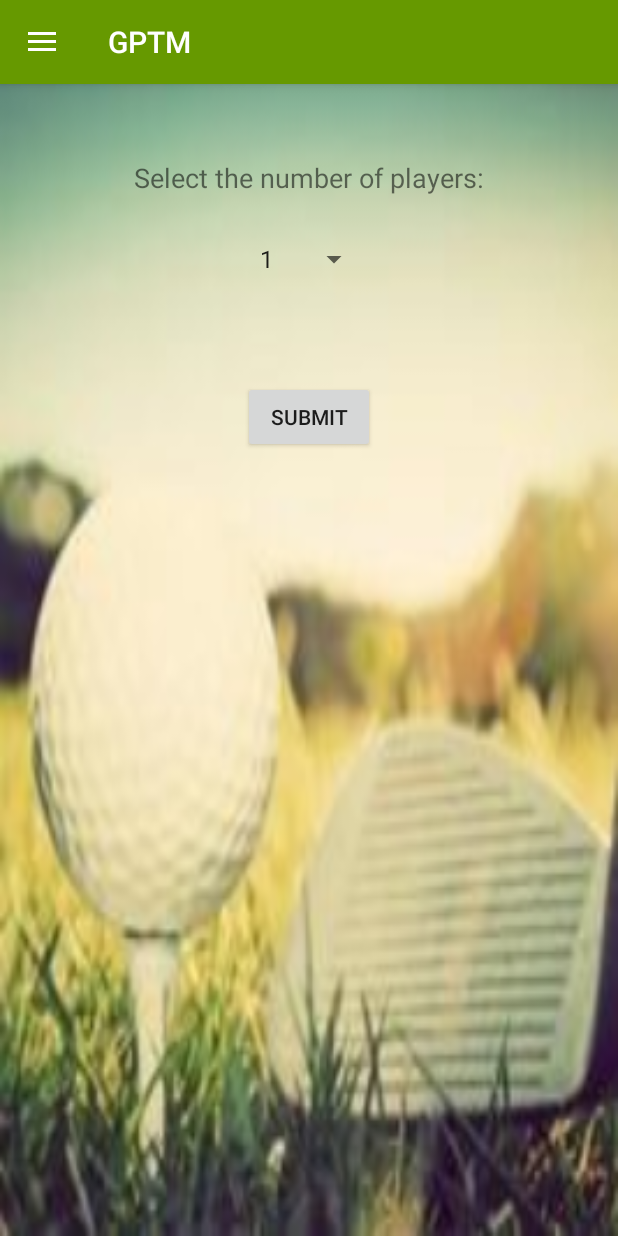
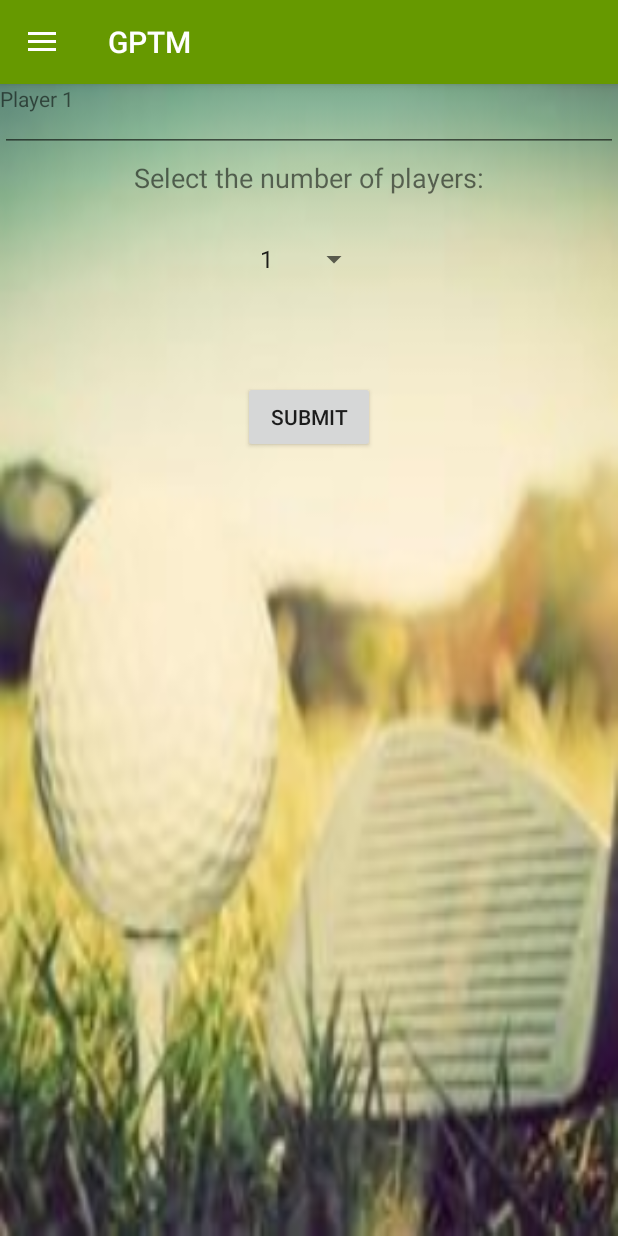
Before and after one commit to smudigere/CSI4999_G4_Android, an Android app: the fragment SelectPlayerCountFragment placed in its activity, after a tap on "SUBMIT", on a phone screen of 412 x 824 dp. Run offline under Robolectric (Android 15) with nearby library versions, the phone set to English and light mode, and no system bars.

Commit message:
Players count ui.

```diff
--- a/app/src/main/java/com/gptm/app/MainActivity.java
+++ b/app/src/main/java/com/gptm/app/MainActivity.java
@@ -11,6 +11,7 @@ import android.view.Gravity;
 import android.view.MenuItem;
 import android.view.View;
 
+import com.gptm.app.fragments.EnterNamesFragment;
 import com.gptm.app.fragments.HomeFragment;
 import com.gptm.app.fragments.SelectPlayerCountFragment;
 import com.gptm.app.utility.Functions;
--- /dev/null
+++ b/app/src/main/java/com/gptm/app/fragments/EnterNamesFragment.java
@@ -0,0 +1,109 @@
+package com.gptm.app.fragments;
+
+import android.app.Activity;
+import android.os.Bundle;
+import android.support.annotation.NonNull;
+import android.support.annotation.Nullable;
+import android.support.v4.app.Fragment;
+import android.util.Log;
+import android.view.LayoutInflater;
+import android.view.View;
+import android.view.ViewGroup;
+import android.view.inputmethod.EditorInfo;
+import android.widget.EditText;
+import android.widget.RelativeLayout;
+import android.widget.TextView;
+
+import com.gptm.app.R;
+
+public class EnterNamesFragment extends Fragment {
+
+    public static EnterNamesFragment newInstance(int playersCount)  {
+
+        EnterNamesFragment fragment = new EnterNamesFragment();
+        fragment.playersCount = playersCount;
+
+        return fragment;
+    }
+
+    private int playersCount;
+
+    private View mView;
+
+    @Nullable
+    @Override
+    public View onCreateView(@NonNull LayoutInflater inflater, @Nullable ViewGroup container, @Nullable Bundle savedInstanceState) {
+        return inflater.inflate(R.layout.fragment_enter_names, container, false);
+    }
+
+    @Override
+    public void onViewCreated(@NonNull View view, @Nullable Bundle savedInstanceState) {
+        super.onViewCreated(view, savedInstanceState);
+
+        mView = view;
+
+        init_ui_array();
+    }
+
+
+    private void init_ui_array() {
+        init_edit_text_array();
+        init_text_view_array();
+    }
+
+    private void init_edit_text_array() {
+        EditText[] mEditTextPlayers = new EditText[playersCount];
+
+        RelativeLayout relativeLayout = mView.findViewById(R.id.fragment_relative);
+
+        RelativeLayout.LayoutParams params = new RelativeLayout.LayoutParams(ViewGroup.LayoutParams.MATCH_PARENT, ViewGroup.LayoutParams.WRAP_CONTENT);
+
+        for (int i = 0; i < playersCount; i++) {
+            //Pass the parent as the second parameter to retain layout attributes
+            mEditTextPlayers[i] = new EditText(getContext());
+            mEditTextPlayers[i].setLayoutParams(params);
+            mEditTextPlayers[i].setId(i + 100);
+            mEditTextPlayers[i].setImeOptions(EditorInfo.IME_ACTION_GO);
+
+            Log.i("View ID", String.valueOf(mEditTextPlayers[i].getId()));
+
+            if (i != 0) {
+
+                RelativeLayout.LayoutParams params1 = new RelativeLayout.LayoutParams(ViewGroup.LayoutParams.MATCH_PARENT, ViewGroup.LayoutParams.WRAP_CONTENT);
+                params1.addRule(RelativeLayout.BELOW, mEditTextPlayers[i - 1].getId());
+
+                mEditTextPlayers[i].setLayoutParams(params1);
+            }
+
+            relativeLayout.addView(mEditTextPlayers[i]);
+        }
+    }
+
+    private void init_text_view_array() {
+        TextView[] mTextViewPlayers = new TextView[playersCount];
+
+        RelativeLayout relativeLayout = mView.findViewById(R.id.fragment_relative);
+
+        RelativeLayout.LayoutParams params = new RelativeLayout.LayoutParams(ViewGroup.LayoutParams.MATCH_PARENT, ViewGroup.LayoutParams.WRAP_CONTENT);
+
+        for (int i = 0; i < playersCount; i++) {
+            //Pass the parent as the second parameter to retain layout attributes
+            mTextViewPlayers[i] = new TextView(getContext());
+            mTextViewPlayers[i].setText("Player " + (i + 1));
+            mTextViewPlayers[i].setLayoutParams(params);
+            mTextViewPlayers[i].setId(i + 200);
+            mTextViewPlayers[i].setImeOptions(EditorInfo.IME_ACTION_GO);
+
+
+            if (i != 0) {
+
+                RelativeLayout.LayoutParams params1 = new RelativeLayout.LayoutParams(ViewGroup.LayoutParams.MATCH_PARENT, ViewGroup.LayoutParams.WRAP_CONTENT);
+                params1.addRule(RelativeLayout.BELOW, mTextViewPlayers[i - 1].getId());
+
+                mTextViewPlayers[i].setLayoutParams(params1);
+            }
+
+            relativeLayout.addView(mTextViewPlayers[i]);
+        }
+    }
+}
--- a/app/src/main/java/com/gptm/app/fragments/HomeFragment.java
+++ b/app/src/main/java/com/gptm/app/fragments/HomeFragment.java
@@ -10,7 +10,6 @@ import android.view.View;
 import android.view.ViewGroup;
 import android.widget.Button;
 
-import com.gptm.app.MainActivity;
 import com.gptm.app.R;
 
 public class HomeFragment extends Fragment {
--- a/app/src/main/java/com/gptm/app/fragments/SelectPlayerCountFragment.java
+++ b/app/src/main/java/com/gptm/app/fragments/SelectPlayerCountFragment.java
@@ -14,6 +14,7 @@ import android.widget.Button;
 import android.widget.Spinner;
 
 import com.gptm.app.R;
+import com.gptm.app.utility.Functions;
 
 import java.util.ArrayList;
 import java.util.List;
@@ -55,7 +56,17 @@ public class SelectPlayerCountFragment extends Fragment implements
     private void init_button() {
 
         mSubmit = mView.findViewById(R.id.submit_button);
-        mSubmit.setOnClickListener((View.OnClickListener) mActivity);
+        mSubmit.setOnClickListener(new View.OnClickListener() {
+            @Override
+            public void onClick(View view) {
+                Functions.fragment_replacement(
+                        getFragmentManager(),
+                        R.id.relative,
+                        EnterNamesFragment.newInstance(mSpinner.getSelectedItemPosition() + 1),
+                        false
+                );
+            }
+        });
     }
 
 
--- /dev/null
+++ b/app/src/main/res/layout/fragment_enter_names.xml
@@ -0,0 +1,18 @@
+<?xml version="1.0" encoding="utf-8"?>
+<RelativeLayout
+    xmlns:android="http://schemas.android.com/apk/res/android"
+    android:layout_width="match_parent"
+    android:layout_height="match_parent"
+    android:background="@android:color/transparent"
+    android:id="@+id/fragment_relative"
+    android:clickable="true"
+    android:focusable="true"
+    >
+<!--
+    <EditText
+        android:layout_width="match_parent"
+        android:layout_height="wrap_content"
+        android:imeActionId="@integer/google_play_services_version"
+        />
+-->
+</RelativeLayout>
```
